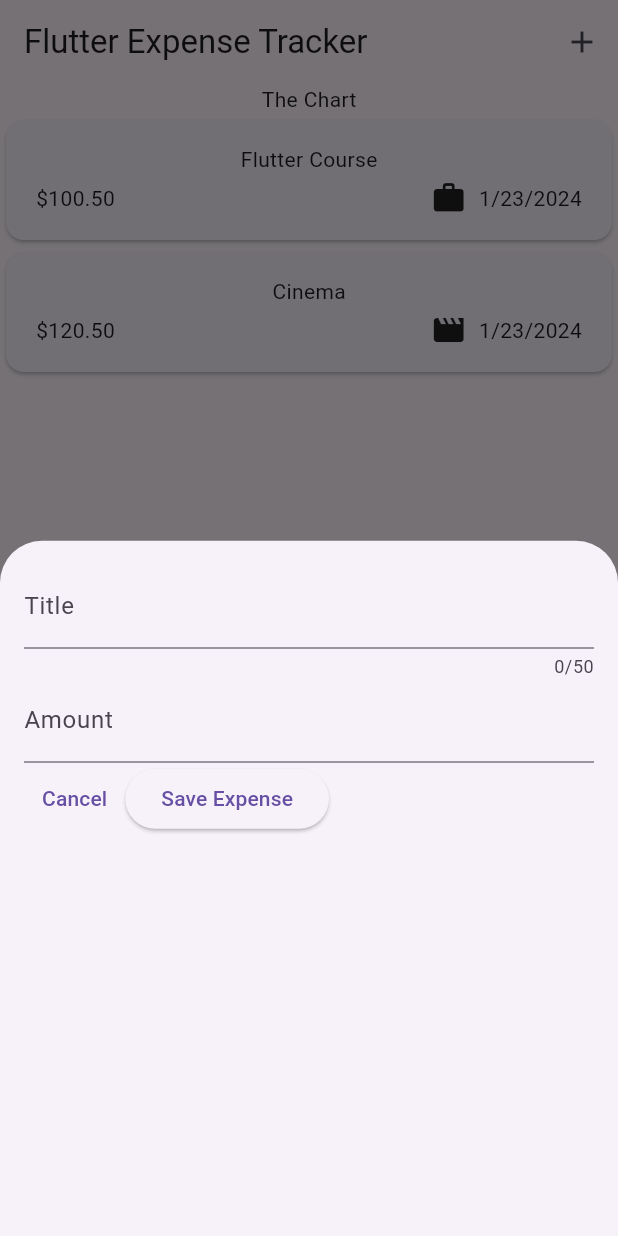
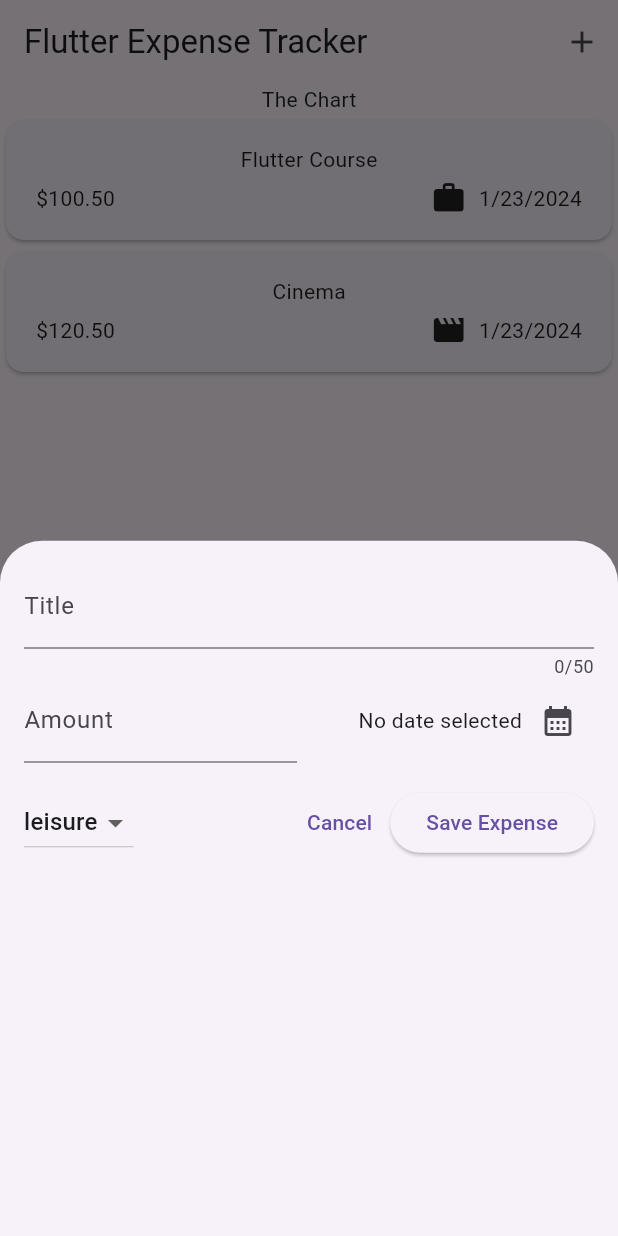
Before and after one commit to AFTAB-OFFICIAL/Expense_tracker_app, a Flutter app: the screen it shows after launch, after a tap on the "add" icon, on a phone screen of 412 x 824 dp. Run offline on Flutter 3.47's test engine with Material 3 defaults, Android fonts, the phone set to English and light mode, and no system bars.

Commit message:
code refactoring

```diff
--- a/lib/widgets/expense_item.dart
+++ b/lib/widgets/expense_item.dart
@@ -14,7 +14,7 @@ class ExpenseItem extends StatelessWidget {
             Text(
               expense.title.toString(),
             ),
-            SizedBox(
+           const  SizedBox(
               height: 4,
             ),
             Row(
@@ -24,7 +24,7 @@ class ExpenseItem extends StatelessWidget {
                 Row(
                   children: [
                     Icon(categoryIcon[expense.category]),
-                    SizedBox(
+                   const  SizedBox(
                       width: 8,
                     ),
                     Text(expense.formattedDate),
--- a/lib/widgets/new_expense.dart
+++ b/lib/widgets/new_expense.dart
@@ -1,3 +1,4 @@
+import 'package:expense_tracker/models/expense.dart';
 import 'package:flutter/material.dart';
 
 class NewExpense extends StatefulWidget {
@@ -10,6 +11,8 @@ class NewExpense extends StatefulWidget {
 class _NewExpenseState extends State<NewExpense> {
   final _titleController = TextEditingController();
   final _amountController = TextEditingController();
+  DateTime? _selectedDate;
+  Category _selectedCategory = Category.leisure;
 
   //----------one way of storing textfield value other than texteditingcontroller------------//
   // var _enteredTitle = '';
@@ -17,6 +20,19 @@ class _NewExpenseState extends State<NewExpense> {
   // void _saveTitleInput(String inputValue) {
   //   _enteredTitle = inputValue;
   // }
+
+  void _presentDatePicker() async {
+    final now = DateTime.now();
+    final firstDate = DateTime(now.year - 1, now.month);
+    final pickedDate = await showDatePicker(
+        context: context,
+        firstDate: firstDate,
+        lastDate: now,
+        initialDate: now);
+    setState(() {
+      _selectedDate = pickedDate;
+    });
+  }
 
   @override
   void dispose() {
@@ -28,7 +44,7 @@ class _NewExpenseState extends State<NewExpense> {
   @override
   Widget build(BuildContext context) {
     return Padding(
-      padding: EdgeInsets.all(
+      padding: const EdgeInsets.all(
         16,
       ),
       child: Column(
@@ -37,16 +53,69 @@ class _NewExpenseState extends State<NewExpense> {
             // onChanged: _saveTitleInput,
             controller: _titleController,
             maxLength: 50,
-            decoration: InputDecoration(label: Text('Title')),
-          ),
-          TextField(
-            controller: _amountController,
-            keyboardType: TextInputType.number,
-            decoration:
-                InputDecoration(prefixText: '\$  ', label: Text('Amount')),
+            decoration:  const InputDecoration(label: Text('Title')),
           ),
           Row(
             children: [
+              Expanded(
+                child: TextField(
+                  controller: _amountController,
+                  keyboardType: TextInputType.number,
+                  decoration: InputDecoration(
+                      prefixText: '\$  ', label: Text('Amount')),
+                ),
+              ),
+              const SizedBox(
+                width: 16,
+              ),
+              Expanded(
+                child: Row(
+                  mainAxisAlignment: MainAxisAlignment.end,
+                  crossAxisAlignment: CrossAxisAlignment.center,
+                  children: [
+                    Text(
+                      _selectedDate == null
+                          ? 'No date selected'
+                          : formatter.format(
+                              _selectedDate!,
+                            ),
+                    ),
+                    IconButton(
+                      onPressed: _presentDatePicker,
+                      icon: const Icon(
+                        Icons.calendar_month,
+                      ),
+                    )
+                  ],
+                ),
+              )
+            ],
+          ),
+          SizedBox(
+            height: 16,
+          ),
+          Row(
+            children: [
+              DropdownButton(
+                value: _selectedCategory,
+                items: Category.values
+                    .map(
+                      (category) => DropdownMenuItem(
+                        value: category,
+                        child: Text(category.name),
+                      ),
+                    )
+                    .toList(),
+                onChanged: (value) {
+                  if (value == null) {
+                    return;
+                  }
+                  setState(() {
+                    _selectedCategory = value;
+                  });
+                },
+              ),
+              Spacer(),
               TextButton(
                   onPressed: () {
                     Navigator.of(context).pop();
```
